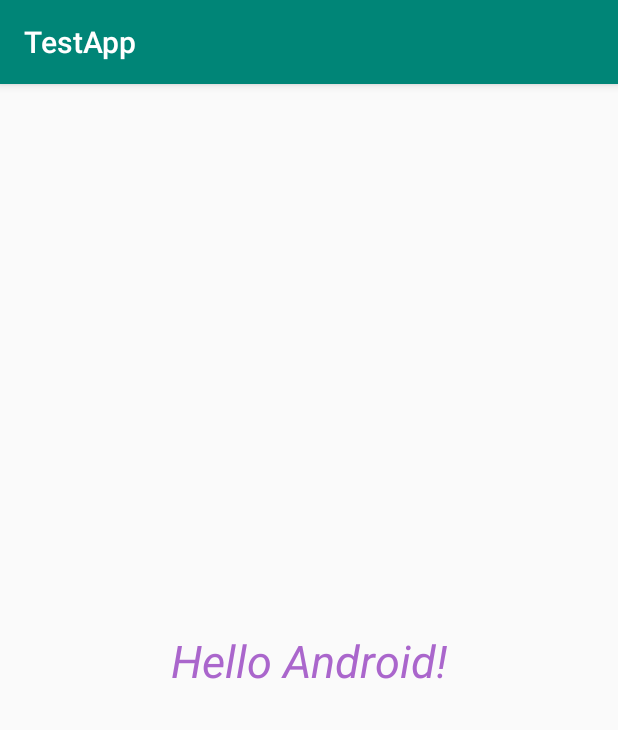
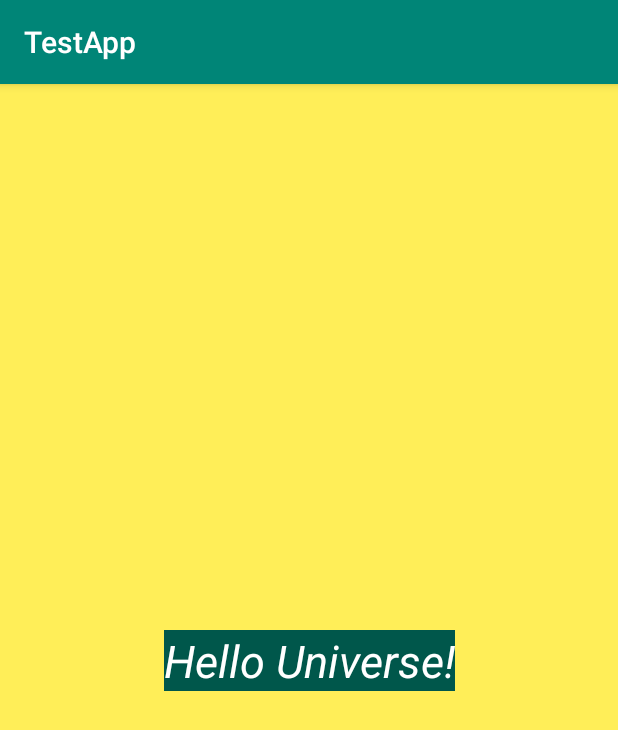
Before and after one commit to ig6966/android_firstapp, an Android app: the screen it shows after launch (MainActivity), on a phone screen of 412 x 824 dp. Shown: the top 730 px of the screen. Run offline under Robolectric (Android 15) with nearby library versions, the phone set to English and light mode, and no system bars.

Commit message:
string & color resources

```diff
--- a/app/src/main/res/layout/activity_main.xml
+++ b/app/src/main/res/layout/activity_main.xml
@@ -5,16 +5,18 @@
     xmlns:app="http://schemas.android.com/apk/res-auto"
     android:layout_width="match_parent"
     android:layout_height="match_parent"
+    android:background="@color/screenBackground"
     tools:context=".MainActivity">
 
     <TextView
             android:layout_width="wrap_content"
             android:layout_height="wrap_content"
-            android:text="Hello Android!"
+            android:text="@string/hello_world"
+            android:background="@color/colorPrimaryDark"
             app:layout_constraintBottom_toBottomOf="parent"
             app:layout_constraintLeft_toLeftOf="parent"
             app:layout_constraintRight_toRightOf="parent"
             app:layout_constraintTop_toTopOf="parent" app:fontFamily="sans-serif" android:textStyle="italic"
-            android:textAllCaps="false" android:textColor="@android:color/holo_purple" android:textSize="30sp"/>
+            android:textAllCaps="false" android:textColor="@android:color/white" android:textSize="30sp"/>
 
 </android.support.constraint.ConstraintLayout>
--- a/app/src/main/res/values/colors.xml
+++ b/app/src/main/res/values/colors.xml
@@ -3,4 +3,5 @@
     <color name="colorPrimary">#008577</color>
     <color name="colorPrimaryDark">#00574B</color>
     <color name="colorAccent">#D81B60</color>
+    <color name="screenBackground">#FFEE58</color>
 </resources>
--- a/app/src/main/res/values/strings.xml
+++ b/app/src/main/res/values/strings.xml
@@ -1,3 +1,4 @@
 <resources>
     <string name="app_name">TestApp</string>
+    <string name="hello_world">Hello Universe!</string>
 </resources>
```
